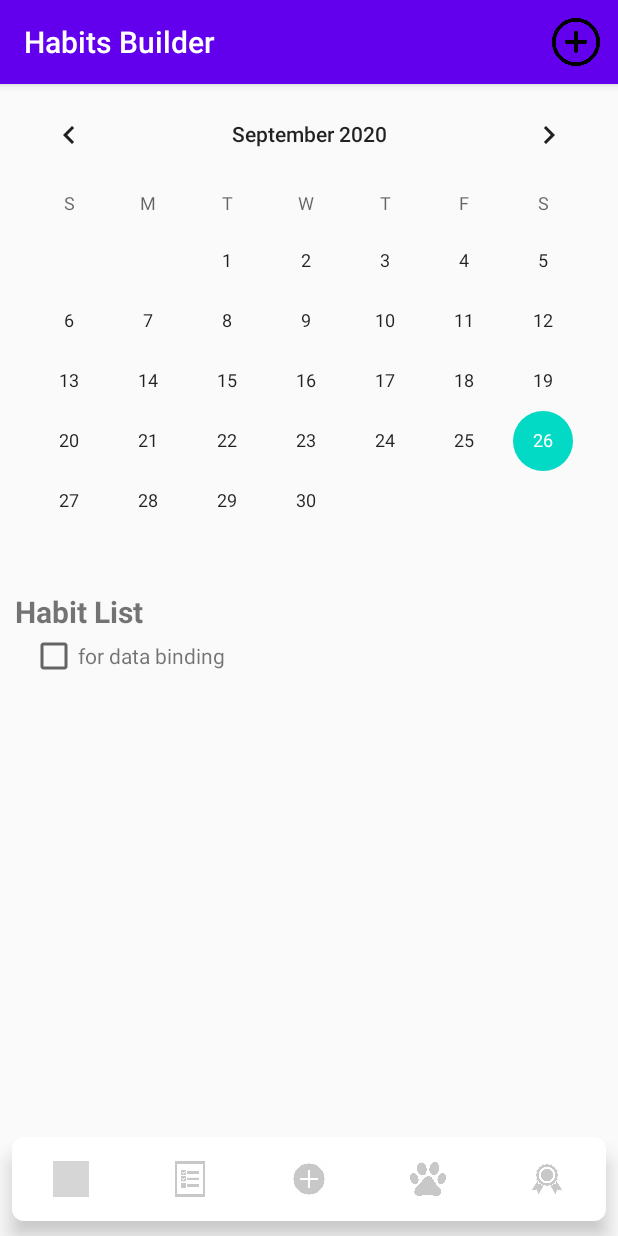
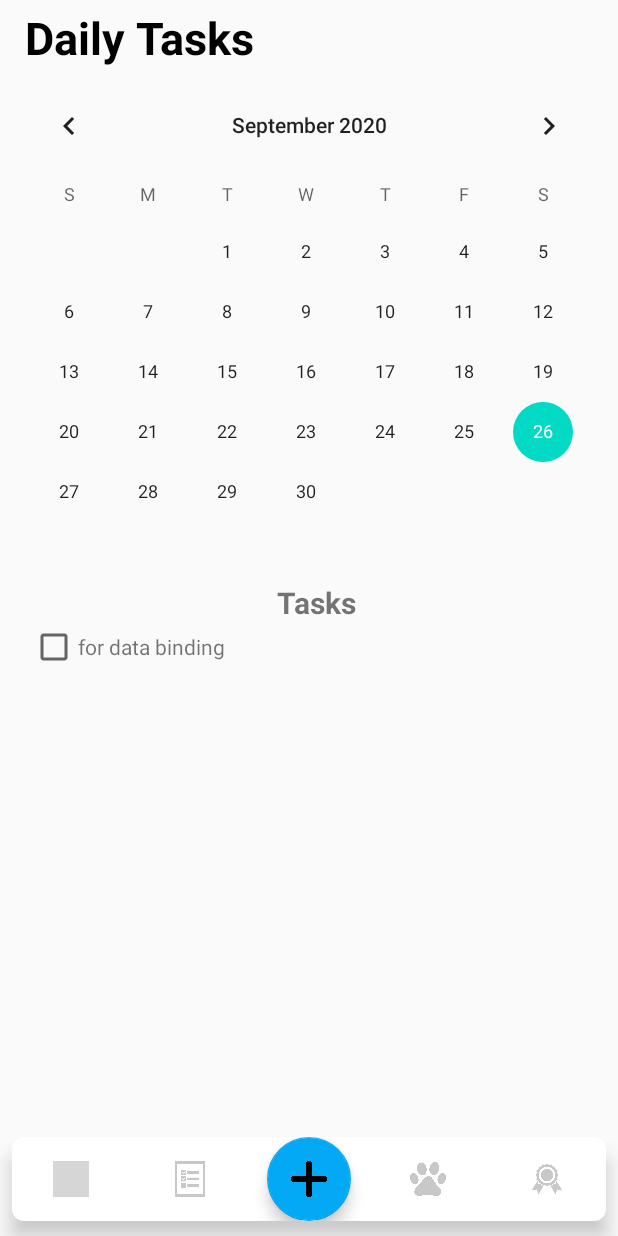
Before and after one commit to quanphanhong/habits-builder, an Android app: the screen it shows after launch (MainActivity), on a phone screen of 412 x 824 dp. Run offline under Robolectric (Android 15) with nearby library versions, the phone set to English and light mode, and no system bars; grey boxes are pictures that could not be loaded.

Commit message:
make some adjustments in 'daily task' screen

```diff
--- /dev/null
+++ b/app/src/main/java/com/example/habitsbuilder/HabitList.java
@@ -0,0 +1,6 @@
+package com.example.habitsbuilder;
+
+import android.app.Activity;
+
+public class HabitList extends Activity {
+}
--- a/app/src/main/java/com/example/habitsbuilder/MainActivity.java
+++ b/app/src/main/java/com/example/habitsbuilder/MainActivity.java
@@ -35,9 +35,7 @@ public class MainActivity extends AppCompatActivity {
         habit_list = (LinearLayout) findViewById(R.id.habit_list);
         navigationView = (BottomNavigationView) findViewById(R.id.navigation_bar);
 
-
         fragment = (NavHostFragment) getSupportFragmentManager().findFragmentById(R.id.fragment);
-        //navController = fragment.getNavController();
         navController = Navigation.findNavController(this, R.id.fragment);
     }
 
@@ -53,6 +51,9 @@ public class MainActivity extends AppCompatActivity {
                             case R.id.HabitList:
                                 navController.navigate(R.id.habitListFragment);
                                 break;
+                            case R.id.NewHabit:
+                                openNewHabitActivity();
+                                break;
                             case R.id.Pet:
                                 navController.navigate(R.id.petsFragment);
                                 break;
@@ -63,23 +64,6 @@ public class MainActivity extends AppCompatActivity {
         );
     }
 
-    @Override
-    public boolean onCreateOptionsMenu(Menu menu) {
-        MenuInflater inflater = getMenuInflater();
-        inflater.inflate(R.menu.activity_main_menu, menu);
-        return true;
-    }
-
-    @Override
-    public boolean onOptionsItemSelected(@NonNull MenuItem item) {
-        switch (item.getItemId()) {
-            case R.id.addNewHabit:
-                openNewHabitActivity();
-        }
-
-        return true;
-    }
-
     private void openNewHabitActivity() {
         Intent intent = new Intent(this, NewHabit.class);
         startActivity(intent);
--- a/app/src/main/res/layout/activity_main.xml
+++ b/app/src/main/res/layout/activity_main.xml
@@ -26,6 +26,17 @@
         android:elevation="8dp"
         android:background="@drawable/bottom_navigation_background"
         app:itemIconTint="@drawable/bottom_navigation_color_selector"
-        app:menu="@menu/bottom_navigation_menu"/>
+        app:menu="@menu/bottom_navigation_menu">
+
+        <com.google.android.material.floatingactionbutton.FloatingActionButton
+            android:id="@+id/addingButton"
+            android:layout_gravity="center_horizontal"
+            android:layout_width="wrap_content"
+            android:layout_height="wrap_content"
+            android:clickable="true"
+            app:backgroundTint="#03A9F4"
+            app:srcCompat="@drawable/ic_plus" />
+
+    </com.google.android.material.bottomnavigation.BottomNavigationView>
 
 </RelativeLayout>
--- a/app/src/main/res/layout/fragment_daily_task.xml
+++ b/app/src/main/res/layout/fragment_daily_task.xml
@@ -1,5 +1,6 @@
 <?xml version="1.0" encoding="utf-8"?>
 <FrameLayout xmlns:android="http://schemas.android.com/apk/res/android"
+    xmlns:app="http://schemas.android.com/apk/res-auto"
     xmlns:tools="http://schemas.android.com/tools"
     android:layout_width="match_parent"
     android:layout_height="match_parent"
@@ -7,10 +8,35 @@
     <RelativeLayout
         android:layout_width="match_parent"
         android:layout_height="match_parent">
+
+        <androidx.constraintlayout.widget.ConstraintLayout
+            android:id="@+id/header_panel"
+            android:layout_width="match_parent"
+            android:layout_height="50dp">
+
+            <TextView
+                android:id="@+id/textView"
+                android:layout_width="wrap_content"
+                android:layout_height="wrap_content"
+                android:layout_marginStart="16dp"
+                android:layout_marginLeft="16dp"
+                android:gravity="center_horizontal"
+                android:text="@string/mode1"
+                android:textAlignment="center"
+                android:textSize="30sp"
+                android:textStyle="bold"
+                android:textColor="@color/titleColor"
+                app:layout_constraintBottom_toBottomOf="parent"
+                app:layout_constraintStart_toStartOf="parent"
+                app:layout_constraintTop_toTopOf="parent" />
+
+        </androidx.constraintlayout.widget.ConstraintLayout>
+
         <CalendarView
             android:layout_width="match_parent"
             android:layout_height="wrap_content"
-            android:id="@+id/calendar"/>
+            android:id="@+id/calendar"
+            android:layout_below="@+id/header_panel"/>
 
         <TextView
             android:layout_width="wrap_content"
@@ -20,7 +46,18 @@
             android:paddingLeft="10dp"
             android:text="@string/habit_list"
             android:textSize="@dimen/daily_task_habit_list_title"
-            android:textStyle="bold" />
+            android:textStyle="bold"
+            android:textAlignment="center"
+            android:layout_centerHorizontal="true"
+            android:gravity="center_horizontal" />
+
+        <ImageView
+            android:layout_width="match_parent"
+            android:layout_height="200dp"
+            android:layout_below="@+id/habit_list_text"
+            android:scaleType="fitXY"
+            android:src="@drawable/bg_grey"
+            android:visibility="invisible" />
 
         <androidx.core.widget.NestedScrollView
             android:id="@+id/habit_list_scrollview"
--- a/app/src/main/res/values/colors.xml
+++ b/app/src/main/res/values/colors.xml
@@ -1,6 +1,7 @@
 <?xml version="1.0" encoding="utf-8"?>
 <resources>
-    <color name="colorPrimary">#6200EE</color>
-    <color name="colorPrimaryDark">#3700B3</color>
+    <color name="colorPrimary">#000000</color>
+    <color name="colorPrimaryDark">#000000</color>
     <color name="colorAccent">#03DAC5</color>
+    <color name="titleColor">#000000</color>
 </resources>
--- a/app/src/main/res/values/strings.xml
+++ b/app/src/main/res/values/strings.xml
@@ -1,8 +1,9 @@
 <resources>
     <string name="app_name">Habits Builder</string>
     <string name="habit_adding_menu">Add new habit</string>
-    <string name="habit_list">Habit List</string>
+    <string name="habit_list">Tasks</string>
 
+    <!--Daily Tasks Activity -->
     <string name="mode1">Daily Tasks</string>
     <string name="mode2">Habits</string>
     <string name="mode3">New Habit</string>
--- a/app/src/main/res/values/styles.xml
+++ b/app/src/main/res/values/styles.xml
@@ -1,6 +1,6 @@
 <resources>
     <!-- Base application theme. -->
-    <style name="AppTheme" parent="Theme.AppCompat.Light.DarkActionBar">
+    <style name="AppTheme" parent="Theme.AppCompat.Light.NoActionBar">
         <!-- Customize your theme here. -->
         <item name="colorPrimary">@color/colorPrimary</item>
         <item name="colorPrimaryDark">@color/colorPrimaryDark</item>
```
Also changed, not shown: app/src/main/java/com/example/habitsbuilder/PetsFragment.java (deleted, +0 -64 lines), app/src/main/res/layout/fragment_pets.xml (deleted, +0 -14 lines), app/src/main/res/drawable-v24/bg_grey.png (added), app/src/main/res/drawable/ic_plus.png (added).
